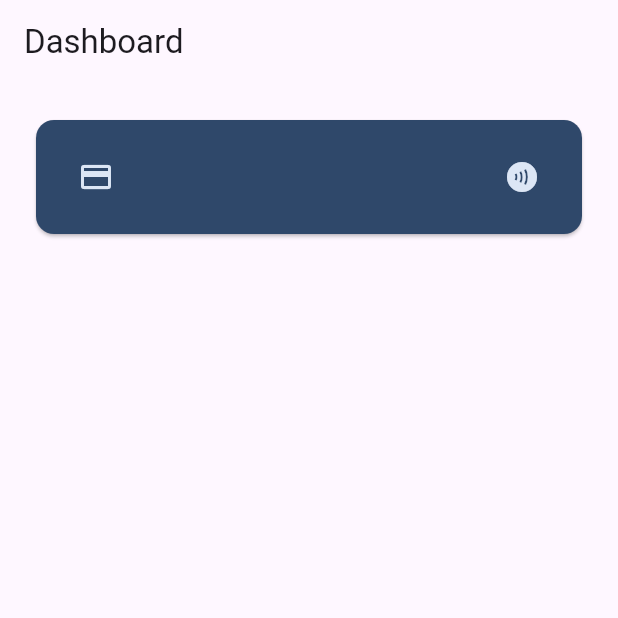
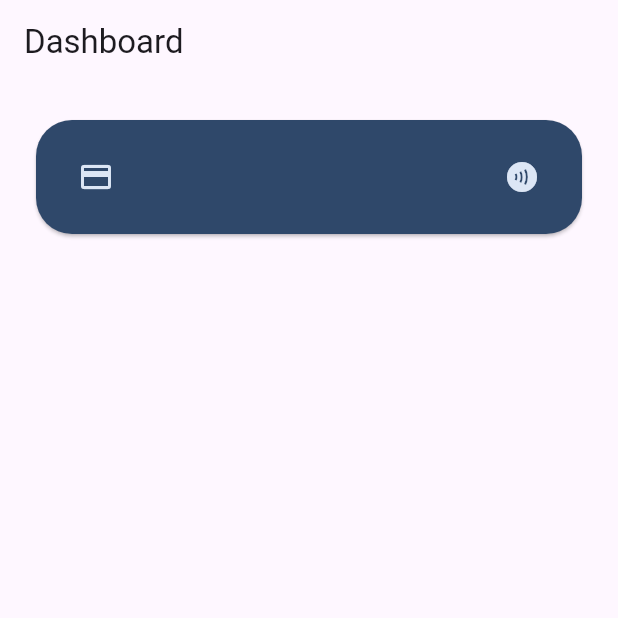
Before and after one commit to Mansyahariii/Tugas_week_8_1123150136, a Flutter app: the screen it shows after launch, on a phone screen of 412 x 824 dp, the top half of it. Run offline on Flutter 3.47's test engine with Material 3 defaults, Android fonts, the phone set to English and light mode, and no system bars.

Commit message:
mengubah border radius pada card

```diff
--- a/lib/pages/master_card.dart
+++ b/lib/pages/master_card.dart
@@ -14,6 +14,9 @@ class MasterCard extends StatelessWidget {
             children: [
               Card(
                 color: const Color(0xFF2F486A),
+                shape: RoundedRectangleBorder(
+                  borderRadius: BorderRadius.circular(24.0),
+                ),
                 child: Container(
                   padding: const EdgeInsets.symmetric(
                     horizontal: 28.0,
```
